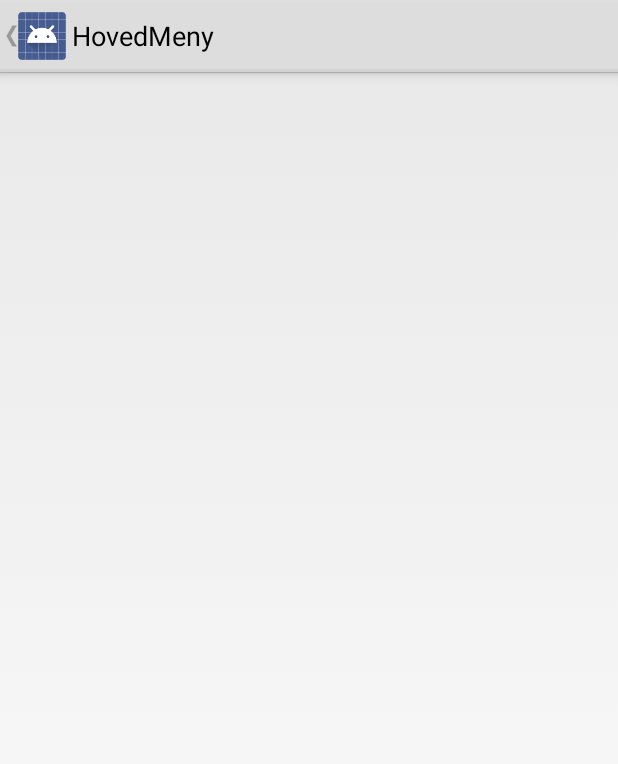
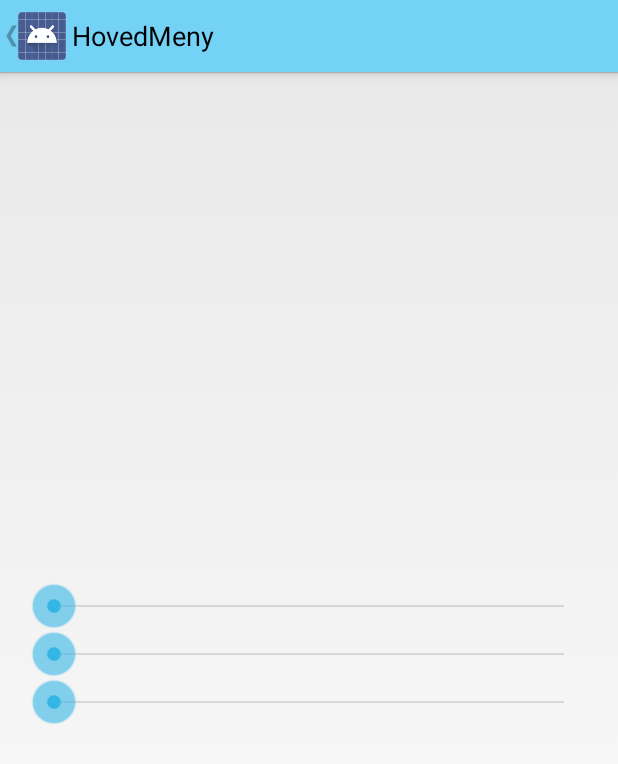
Before and after one commit to ovestoerholt/E2-Main-Menu, an Android app: the screen it shows after launch (MainActivity), on a phone screen of 412 x 824 dp. Shown: the top 764 px of the screen. Run offline under Robolectric (Android 15) with nearby library versions, the phone set to English and light mode, and no system bars; 3 statements that could not run were skipped.

Commit message:
Lagt til enkle fragmenter til alle hovedmenyvalg (trigger, mål, status)

```diff
--- a/HovedMeny/src/main/java/no/inforte/android/hovedmeny/FragmentRune.java
+++ b/HovedMeny/src/main/java/no/inforte/android/hovedmeny/FragmentMyStatus.java
@@ -6,14 +6,14 @@ import android.view.LayoutInflater;
 import android.view.View;
 import android.view.ViewGroup;
 
-public class FragmentRune extends Fragment {
+public class FragmentMyStatus extends Fragment {
 
     @Override
     public View onCreateView(LayoutInflater inflater, ViewGroup container,
                              Bundle savedInstanceState) {
 
         View mainView = inflater
-                .inflate(R.layout.fragment_rune, container, false);
+                .inflate(R.layout.fragment_mystatus, container, false);
 
 
         return mainView;
--- a/HovedMeny/src/main/java/no/inforte/android/hovedmeny/MainActivity.java
+++ b/HovedMeny/src/main/java/no/inforte/android/hovedmeny/MainActivity.java
@@ -1,7 +1,5 @@
 package no.inforte.android.hovedmeny;
 
-import android.app.FragmentManager;
-import android.app.FragmentTransaction;
 import android.content.Context;
 import android.os.Bundle;
 import android.widget.Toast;
@@ -12,7 +10,7 @@ public class MainActivity extends AbstractNavDrawerActivity {
         public void onCreate(Bundle savedInstanceState) {
             super.onCreate(savedInstanceState);
             if ( savedInstanceState == null ) {
-                getSupportFragmentManager().beginTransaction().replace(R.id.content_frame, new MainFragment()).commit();
+                getSupportFragmentManager().beginTransaction().replace(R.id.content_frame, new FragmentMyStatus()).commit();
             }
         }
 
@@ -21,10 +19,10 @@ public class MainActivity extends AbstractNavDrawerActivity {
 
             NavDrawerItem[] menu = new NavDrawerItem[] {
                     NavMenuSection.create( 100, "Meg"),
-                    NavMenuItem.create(101,"Status", "navdrawer_friends", false, this),
-                    NavMenuItem.create(102, "Mine mål", "navdrawer_airport", true, this),
+                    NavMenuItem.create(101,"Status", "navdrawer_star", false, this),
+                    NavMenuItem.create(102, "Mine mål", "navdrawer_heart", true, this),
                     NavMenuSection.create(200, "Konfigurasjon"),
-                    NavMenuItem.create(202, "Det som trigger meg", "navdrawer_rating", false, this)};//,
+                    NavMenuItem.create(202, "Det som trigger meg", "navdrawer_grin", false, this)};//,
                     //NavMenuItem.create(203, "Eula", "navdrawer_eula", false, this),
                     //NavMenuItem.create(204, "Quit", "navdrawer_quit", false, this)};
 
@@ -49,12 +47,12 @@ public class MainActivity extends AbstractNavDrawerActivity {
                     CharSequence text = "Hello toast!";
                     int duration = Toast.LENGTH_SHORT;
 
-                    Toast toast = Toast.makeText(context, text, duration);
-                    toast.show();
-                    //getSupportFragmentManager().beginTransaction().replace(R.id.content_frame, new FriendMainFragment()).commit();
+                    //Toast toast = Toast.makeText(context, text, duration);
+                    //toast.show();
+                    getSupportFragmentManager().beginTransaction().replace(R.id.content_frame, new FragmentMyStatus()).commit();
                     break;
                 case 102:
-                    getSupportFragmentManager().beginTransaction().replace(R.id.content_frame, new FragmentRune()).commit();
+                    getSupportFragmentManager().beginTransaction().replace(R.id.content_frame, new FragmentMyGoals()).commit();
                     break;
                 case 202:
                     getSupportFragmentManager().beginTransaction().replace(R.id.content_frame, new FragmentMyTriggers()).commit();
--- a/HovedMeny/src/main/java/no/inforte/android/hovedmeny/MainFragment.java
+++ /dev/null
@@ -1,21 +0,0 @@
-package no.inforte.android.hovedmeny;
-
-import android.os.Bundle;
-import android.support.v4.app.Fragment;
-import android.view.LayoutInflater;
-import android.view.View;
-import android.view.ViewGroup;
-
-public class MainFragment extends Fragment {
-
-    @Override
-    public View onCreateView(LayoutInflater inflater, ViewGroup container,
-                             Bundle savedInstanceState) {
-
-        View mainView = inflater
-                .inflate(R.layout.main_fragment, container, false);
-
-
-        return mainView;
-    }
-}
--- a/HovedMeny/src/main/res/layout/activity_main.xml
+++ b/HovedMeny/src/main/res/layout/activity_main.xml
@@ -13,9 +13,9 @@
         android:layout_width="240dp"
         android:layout_height="match_parent"
         android:layout_gravity="start"
-        android:background="@color/e2blue_dark"
+        android:background="@color/e2blue_middle"
         android:choiceMode="singleChoice"
-        android:divider="@android:color/darker_gray"
+        android:divider="@color/e2blue_dark"
         android:dividerHeight="0.1dp"
         android:listSelector="@drawable/navdrawer_listselector"/>
 
--- /dev/null
+++ b/HovedMeny/src/main/res/layout/fragment_mystatus.xml
@@ -0,0 +1,35 @@
+<?xml version="1.0" encoding="utf-8"?>
+<RelativeLayout xmlns:android="http://schemas.android.com/apk/res/android"
+ 	xmlns:ads="http://schemas.android.com/apk/lib/com.google.ads"
+    android:id="@+id/mainmenu"
+    android:layout_width="fill_parent"
+    android:layout_height="fill_parent"
+    android:gravity="center_horizontal">
+
+    <LinearLayout
+        android:layout_width="fill_parent"
+        android:layout_height="fill_parent"
+        android:orientation="vertical"
+        android:paddingLeft="20dp"
+        android:paddingRight="20dp"
+        android:gravity="center_vertical|center_horizontal"
+        android:layout_alignParentTop="true"
+        android:layout_alignParentLeft="true">
+
+        <SeekBar
+            android:layout_width="fill_parent"
+            android:layout_height="wrap_content"
+            android:id="@+id/seekBar" />
+
+        <SeekBar
+            android:layout_width="fill_parent"
+            android:layout_height="wrap_content"
+            android:id="@+id/seekBar2" />
+
+        <SeekBar
+            android:layout_width="fill_parent"
+            android:layout_height="wrap_content"
+            android:id="@+id/seekBar3" />
+    </LinearLayout>
+
+</RelativeLayout>
--- a/HovedMeny/src/main/res/layout/main_fragment.xml
+++ /dev/null
@@ -1,19 +0,0 @@
-<?xml version="1.0" encoding="utf-8"?>
-<RelativeLayout xmlns:android="http://schemas.android.com/apk/res/android"
- 	xmlns:ads="http://schemas.android.com/apk/lib/com.google.ads"
-    android:id="@+id/mainmenu"
-    android:layout_width="fill_parent"
-    android:layout_height="fill_parent"
-    android:gravity="center_horizontal">
-
-    <LinearLayout
-        android:layout_width="fill_parent"
-        android:layout_height="fill_parent"
-        android:orientation="vertical"
-        android:paddingLeft="20dp"
-        android:paddingRight="20dp"
-        android:gravity="center_vertical|center_horizontal">
-
-    </LinearLayout>
-
-</RelativeLayout>
--- a/HovedMeny/src/main/res/layout/navdrawer_section.xml
+++ b/HovedMeny/src/main/res/layout/navdrawer_section.xml
@@ -2,7 +2,7 @@
 <RelativeLayout xmlns:android="http://schemas.android.com/apk/res/android"
     android:layout_width="fill_parent"
     android:layout_height="wrap_content"
-    android:background="@color/e2blue_dark">
+    android:background="@color/e2blue_middle">
 
     <TextView
         android:id="@+id/navmenusection_label"
@@ -14,6 +14,6 @@
         android:paddingBottom="7dp"
         android:textColor="#FFFFFF"
         style="?android:attr/listSeparatorTextViewStyle"
-        android:background="@color/e2blue_dark"/>
+        android:background="@color/e2blue_middle"/>
 
 </RelativeLayout>
--- a/HovedMeny/src/main/res/values-v11/styles.xml
+++ b/HovedMeny/src/main/res/values-v11/styles.xml
@@ -8,4 +8,5 @@
         <!-- API 11 theme customizations can go here. -->
     </style>
 
+
 </resources>
--- a/HovedMeny/src/main/res/values/styles.xml
+++ b/HovedMeny/src/main/res/values/styles.xml
@@ -16,7 +16,11 @@
     <style name="AppTheme" parent="AppBaseTheme">
         <!-- All customizations that are NOT specific to a particular API-level can go here. -->
         <item name="android:activatedBackgroundIndicator">@drawable/listitem_background</item>
+        <item name="android:actionBarStyle">@style/E2ActionBar</item>
+    </style>
 
+    <style name="E2ActionBar" parent="@android:style/Widget.Holo.Light.ActionBar">
+        <item name="android:background">@color/e2blue_light</item>
     </style>
 
 </resources>
```
Also changed, not shown: HovedMeny/src/main/java/no/inforte/android/hovedmeny/FragmentMyGoals.java (added, +34 -0 lines), HovedMeny/src/main/res/layout/fragment_mygoals.xml (added, +13 -0 lines), HovedMeny/src/main/res/layout/fragment_rune.xml (deleted, +0 -35 lines), HovedMeny/src/main/res/values/strings.xml (+6 -4 lines), HovedMeny/src/main/res/drawable-mdpi/navdrawer_chart.png (added), HovedMeny/src/main/res/drawable-mdpi/navdrawer_grin.png (added), HovedMeny/src/main/res/drawable-mdpi/navdrawer_heart.png (added), HovedMeny/src/main/res/drawable-mdpi/navdrawer_star.png (added).
